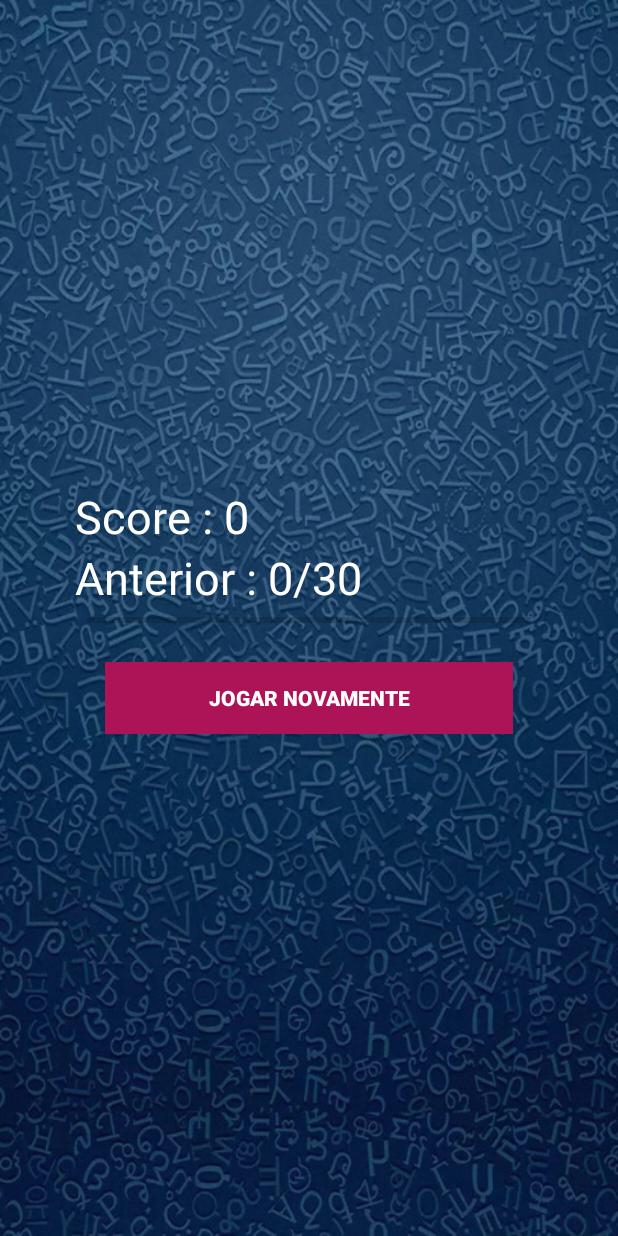
After one commit to lucianobrsts/AndroidOnlineQuizApp, an Android app: the Done screen opened directly, with no data from a screen before it, on a phone screen of 412 x 824 dp. The commit adds this screen. Run offline under Robolectric (Android 15) with nearby library versions, the phone set to English and light mode, and no system bars; our stand-ins replace Firebase (no records; nobody signed in at launch, a user with empty details on screens opened directly).

Commit message:
Finalizado carrgamento de questões e incremento e armazenamento de score

```diff
--- a/app/src/main/AndroidManifest.xml
+++ b/app/src/main/AndroidManifest.xml
@@ -17,7 +17,10 @@
                 <category android:name="android.intent.category.LAUNCHER" />
             </intent-filter>
         </activity>
-        <activity android:name=".Home"></activity>
+        <activity android:name=".Home" />
+        <activity android:name=".Start" />
+        <activity android:name=".Playing" />
+        <activity android:name=".Done"></activity>
     </application>
 
 </manifest>
--- /dev/null
+++ b/app/src/main/java/unit7/dev/androidonlinequizapp/Done.java
@@ -0,0 +1,70 @@
+package unit7.dev.androidonlinequizapp;
+
+import android.content.Intent;
+import android.os.Bundle;
+import android.support.v7.app.AppCompatActivity;
+import android.view.View;
+import android.widget.Button;
+import android.widget.ProgressBar;
+import android.widget.TextView;
+
+import com.google.firebase.database.DatabaseReference;
+import com.google.firebase.database.FirebaseDatabase;
+
+import unit7.dev.androidonlinequizapp.Common.Common;
+import unit7.dev.androidonlinequizapp.Model.QuestionScore;
+
+public class Done extends AppCompatActivity {
+
+    Button btnTryAgain;
+    TextView txtResultScore, getTxtResultQuestion;
+    ProgressBar progressBar;
+
+    FirebaseDatabase database;
+    DatabaseReference question_score;
+
+    @Override
+    protected void onCreate(Bundle savedInstanceState) {
+        super.onCreate(savedInstanceState);
+        setContentView(R.layout.activity_done);
+
+        database = FirebaseDatabase.getInstance();
+        question_score = database.getReference("Question_Score");
+
+        txtResultScore = (TextView) findViewById(R.id.textTotalScore);
+        getTxtResultQuestion = (TextView) findViewById(R.id.textTotalQuestion);
+        progressBar = (ProgressBar) findViewById(R.id.doneProgressBar);
+        btnTryAgain = (Button) findViewById(R.id.btnTryAgain);
+
+        btnTryAgain.setOnClickListener(new View.OnClickListener() {
+            @Override
+            public void onClick(View v) {
+                Intent intent = new Intent(Done.this, Home.class);
+                startActivity(intent);
+                finish();
+            }
+        });
+        //Pega o dado vindo do Bundle e seta na view
+        Bundle extra = getIntent().getExtras();
+        if(extra != null)
+        {
+            int score = extra.getInt("SCORE");
+            int totalQuestion = extra.getInt("TOTAL");
+            int correctAnswer = extra.getInt("CORRETAS");
+
+            txtResultScore.setText(String.format("SCORE : %d", score));
+            getTxtResultQuestion.setText(String.format("ANTERIOR : %d / %d", correctAnswer, totalQuestion));
+
+            progressBar.setMax(totalQuestion);
+            progressBar.setProgress(correctAnswer);
+
+            //upload de pontos para DB
+            question_score.child(String.format("%s_%s", Common.currentUser.getNome(),
+                                                        Common.categoryId))
+                    .setValue(new QuestionScore(String.format("%s_%s", Common.currentUser.getNome(),
+                            Common.categoryId),
+                            Common.currentUser.getNome(),
+                            String.valueOf(score)));
+        }
+    }
+}
--- a/app/src/main/java/unit7/dev/androidonlinequizapp/MainActivity.java
+++ b/app/src/main/java/unit7/dev/androidonlinequizapp/MainActivity.java
@@ -17,6 +17,7 @@ import com.google.firebase.database.FirebaseDatabase;
 import com.google.firebase.database.ValueEventListener;
 import com.rengwuxian.materialedittext.MaterialEditText;
 
+import unit7.dev.androidonlinequizapp.Common.Common;
 import unit7.dev.androidonlinequizapp.Model.User;
 
 public class MainActivity extends AppCompatActivity {
@@ -69,6 +70,7 @@ public class MainActivity extends AppCompatActivity {
                         User login = dataSnapshot.child(usuario).getValue(User.class);
                         if(login.getSenha().equals(senha)) {
                             Intent homeActivity = new Intent(MainActivity.this, Home.class);
+                            Common.currentUser = login;
                             startActivity(homeActivity);
                             finish();
                         }
--- /dev/null
+++ b/app/src/main/res/layout/activity_done.xml
@@ -0,0 +1,65 @@
+<?xml version="1.0" encoding="utf-8"?>
+<RelativeLayout xmlns:android="http://schemas.android.com/apk/res/android"
+    xmlns:app="http://schemas.android.com/apk/res-auto"
+    xmlns:tools="http://schemas.android.com/tools"
+    android:layout_width="match_parent"
+    android:layout_height="match_parent"
+    android:background="@drawable/bg_vertical"
+    tools:context=".Done">
+
+    <RelativeLayout
+        android:layout_centerInParent="true"
+        android:layout_margin="30dp"
+        android:padding="20dp"
+        android:layout_width="match_parent"
+        android:layout_height="wrap_content">
+
+        <LinearLayout
+            android:orientation="vertical"
+            android:id="@+id/btnGroup"
+            android:paddingTop="10dp"
+            android:layout_width="match_parent"
+            android:layout_height="wrap_content">
+
+            <TextView
+                android:id="@+id/textTotalScore"
+                android:text="Score : 0"
+                android:textSize="30sp"
+                android:textColor="@android:color/white"
+                android:layout_width="wrap_content"
+                android:layout_height="wrap_content" />
+
+            <TextView
+                android:id="@+id/textTotalQuestion"
+                android:text="Anterior : 0/30"
+                android:textSize="30sp"
+                android:textColor="@android:color/white"
+                android:layout_width="wrap_content"
+                android:layout_height="wrap_content" />
+
+            <ProgressBar
+                style="@style/Widget.AppCompat.ProgressBar.Horizontal"
+                android:id="@+id/doneProgressBar"
+                android:layout_marginLeft="8dp"
+                android:layout_marginRight="8dp"
+                android:layout_width="match_parent"
+                android:layout_height="wrap_content" />
+
+            <Button
+                android:id="@+id/btnTryAgain"
+                style="@style/Widget.AppCompat.Button.Borderless"
+                android:layout_width="match_parent"
+                android:layout_height="wrap_content"
+                android:layout_margin="20dp"
+                android:background="#AD1457"
+                android:foreground="?android:attr/selectableItemBackground"
+                android:text="Jogar Novamente"
+                android:textColor="@android:color/white"
+                android:textStyle="bold"
+                android:theme="@style/MyButton" />
+
+        </LinearLayout>
+
+    </RelativeLayout>
+
+</RelativeLayout>
--- a/app/src/main/res/values/styles.xml
+++ b/app/src/main/res/values/styles.xml
@@ -8,4 +8,8 @@
         <item name="colorAccent">@color/colorAccent</item>
     </style>
 
+    <style name="MyButton" parent="Theme.AppCompat.Light">
+        <item name="colorControlHighlight">#1CB3BC</item>
+    </style>
+
 </resources>
```
Also changed, not shown: app/src/main/java/unit7/dev/androidonlinequizapp/CategoryFragment.java (+6 -2 lines), app/src/main/java/unit7/dev/androidonlinequizapp/Common/Common.java (added, +14 -0 lines), app/src/main/java/unit7/dev/androidonlinequizapp/Model/Question.java (added, +90 -0 lines), app/src/main/java/unit7/dev/androidonlinequizapp/Model/QuestionScore.java (added, +41 -0 lines), app/src/main/java/unit7/dev/androidonlinequizapp/Playing.java (added, +158 -0 lines), app/src/main/java/unit7/dev/androidonlinequizapp/Start.java (added, +76 -0 lines), app/src/main/res/layout/activity_main.xml (+16 -8 lines), app/src/main/res/layout/activity_playing.xml (added, +136 -0 lines), app/src/main/res/layout/activity_start.xml (added, +44 -0 lines), app/src/main/res/drawable-hdpi/logo.png (added), app/src/main/res/drawable-mdpi/logo.png (added), app/src/main/res/drawable-xhdpi/logo.png (added), app/src/main/res/drawable-xxhdpi/logo.png (added), app/src/main/res/drawable-xxxhdpi/logo.png (added).
